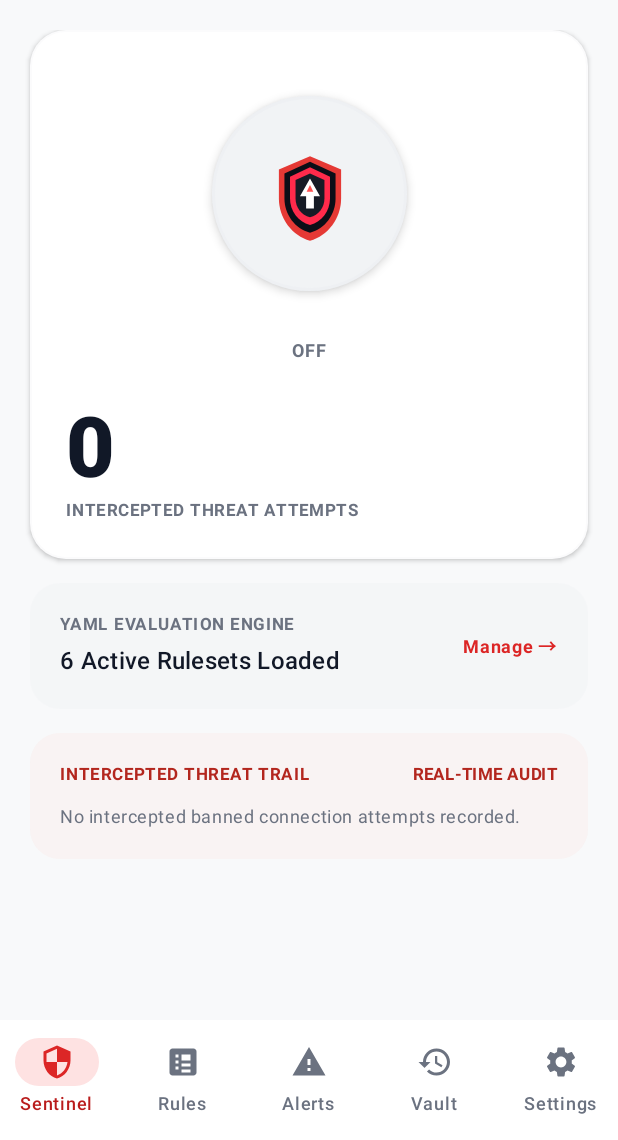
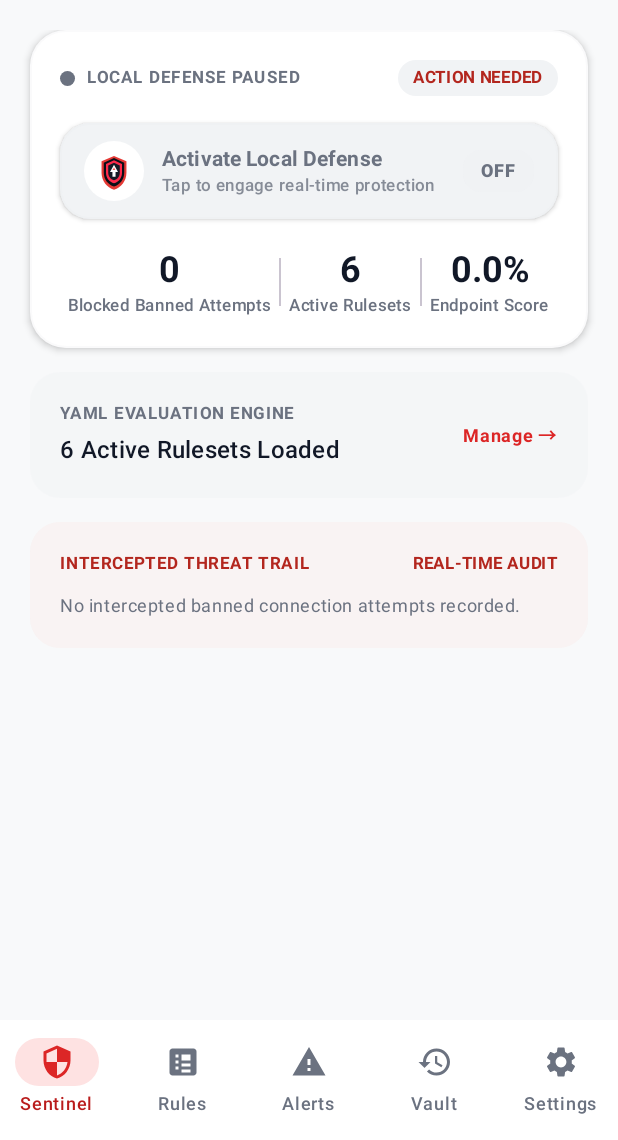
Before and after one commit to ctkqiang/NezhaEDRAndroid, an Android app built with Jetpack Compose: the screen it shows after launch (MainActivity), on a phone screen of 412 x 824 dp, the part 96-1236 px from its top. Run offline under Robolectric (Android 15) with nearby library versions, the phone set to English and light mode, and no system bars.

Commit message:
feat(ui): redesign Master Protection card to full-width tactile action toggle bar with integrated metrics grid

```diff
--- a/app/src/main/java/xin/ctkqiang/nezhaedr/ui/main/MainScreen.kt
+++ b/app/src/main/java/xin/ctkqiang/nezhaedr/ui/main/MainScreen.kt
@@ -936,6 +936,7 @@ fun MinimalistDashboardTab(
         AppleMasterStatusCard(
             isActive = uiState.isVpnActive,
             blockedAttemptsCount = uiState.blockedAttemptsCount,
+            activeRulesCount = uiState.rulePackage?.rules?.size ?: 0,
             onToggleVpn = onToggleVpn
         )
 
@@ -956,47 +957,94 @@ fun MinimalistDashboardTab(
 fun AppleMasterStatusCard(
     isActive: Boolean,
     blockedAttemptsCount: Int,
+    activeRulesCount: Int,
     onToggleVpn: () -> Unit
 ) {
     Card(
         shape = RoundedCornerShape(24.dp),
         colors = CardDefaults.cardColors(containerColor = MaterialTheme.colorScheme.surface),
-        border = BorderStroke(1.dp, MaterialTheme.colorScheme.outline.copy(alpha = 0.2f)),
-        elevation = CardDefaults.cardElevation(defaultElevation = 2.dp),
+        border = BorderStroke(1.dp, MaterialTheme.colorScheme.outline.copy(alpha = 0.25f)),
+        elevation = CardDefaults.cardElevation(defaultElevation = 3.dp),
         modifier = Modifier.fillMaxWidth()
     ) {
         Column(
-            modifier = Modifier.padding(24.dp),
-            horizontalAlignment = Alignment.CenterHorizontally
-        ) {
-            // Central Master Shield Power Button
+            modifier = Modifier.padding(20.dp),
+            verticalArrangement = Arrangement.spacedBy(18.dp)
+        ) {
+            // Header Row: Status Indicator + Security Index
+            Row(
+                modifier = Modifier.fillMaxWidth(),
+                horizontalArrangement = Arrangement.SpaceBetween,
+                verticalAlignment = Alignment.CenterVertically
+            ) {
+                Row(
+                    verticalAlignment = Alignment.CenterVertically,
+                    horizontalArrangement = Arrangement.spacedBy(8.dp)
+                ) {
+                    Surface(
+                        shape = CircleShape,
+                        color = if (isActive) MaterialTheme.colorScheme.primary else MaterialTheme.colorScheme.onSurfaceVariant,
+                        modifier = Modifier.size(10.dp)
+                    ) {}
+                    Text(
+                        text = if (isActive) stringResource(R.string.defense_engaged) else stringResource(R.string.defense_paused),
+                        style = MaterialTheme.typography.labelSmall,
+                        fontWeight = FontWeight.Bold,
+                        letterSpacing = 1.sp,
+                        color = if (isActive) MaterialTheme.colorScheme.primary else MaterialTheme.colorScheme.onSurfaceVariant
+                    )
+                }
+
+                Surface(
+                    shape = RoundedCornerShape(12.dp),
+                    color = if (isActive) MaterialTheme.colorScheme.primaryContainer else MaterialTheme.colorScheme.surfaceVariant
+                ) {
+                    Text(
+                        text = if (isActive) "98.4% OPTIMAL" else "ACTION NEEDED",
+                        style = MaterialTheme.typography.labelSmall,
+                        fontWeight = FontWeight.Bold,
+                        color = if (isActive) MaterialTheme.colorScheme.primary else MaterialTheme.colorScheme.error,
+                        modifier = Modifier.padding(horizontal = 10.dp, vertical = 4.dp)
+                    )
+                }
+            }
+
+            // Full-Width Tactile Hero Action Bar (Master Protection Button)
             MasterProtectionButton(
                 isActive = isActive,
                 onClick = onToggleVpn
             )
 
-            Spacer(modifier = Modifier.height(24.dp))
-
-            Column(
+            // Integrated 3-Column Metrics Dashboard Grid
+            Row(
                 modifier = Modifier.fillMaxWidth(),
-                horizontalAlignment = Alignment.Start
-            ) {
-                Text(
-                    text = "$blockedAttemptsCount",
-                    style = MaterialTheme.typography.displayLarge.copy(
-                        fontSize = 56.sp,
-                        lineHeight = 60.sp
-                    ),
-                    fontWeight = FontWeight.ExtraBold,
-                    color = if (blockedAttemptsCount > 0) MaterialTheme.colorScheme.error else MaterialTheme.colorScheme.onSurface
-                )
-
-                Text(
-                    text = stringResource(R.string.intercepted_attempts_label),
-                    style = MaterialTheme.typography.labelSmall,
-                    fontWeight = FontWeight.Bold,
-                    letterSpacing = 1.sp,
-                    color = MaterialTheme.colorScheme.onSurfaceVariant
+                horizontalArrangement = Arrangement.SpaceEvenly,
+                verticalAlignment = Alignment.CenterVertically
+            ) {
+                MetricColumn(
+                    label = stringResource(R.string.blocked_attempts_count),
+                    value = "$blockedAttemptsCount",
+                    isHighlight = blockedAttemptsCount > 0
+                )
+                Box(
+                    modifier = Modifier
+                        .height(32.dp)
+                        .width(1.dp)
+                        .background(MaterialTheme.colorScheme.outlineVariant)
+                )
+                MetricColumn(
+                    label = stringResource(R.string.active_rules_count),
+                    value = "$activeRulesCount"
+                )
+                Box(
+                    modifier = Modifier
+                        .height(32.dp)
+                        .width(1.dp)
+                        .background(MaterialTheme.colorScheme.outlineVariant)
+                )
+                MetricColumn(
+                    label = "Endpoint Score",
+                    value = if (isActive) "98.4%" else "0.0%"
                 )
             }
         }
@@ -1186,82 +1234,86 @@ fun MasterProtectionButton(
 ) {
     val haptic = LocalHapticFeedback.current
 
-    val transition = rememberInfiniteTransition(label = "PulseTransition")
-    val pulseScale by transition.animateFloat(
-        initialValue = 1.0f,
-        targetValue = 1.18f,
-        animationSpec = infiniteRepeatable(
-            animation = tween(1800, easing = FastOutSlowInEasing),
-            repeatMode = RepeatMode.Reverse
-        ),
-        label = "PulseScale"
-    )
-
     val activeColor = MaterialTheme.colorScheme.primary
-
-    val mainButtonColor by animateColorAsState(
+    val buttonBgColor by animateColorAsState(
         targetValue = if (isActive) activeColor else MaterialTheme.colorScheme.surfaceVariant,
         animationSpec = spring(stiffness = Spring.StiffnessMedium),
-        label = "ButtonColor"
-    )
-
-    Column(
-        horizontalAlignment = Alignment.CenterHorizontally,
-        verticalArrangement = Arrangement.spacedBy(12.dp)
-    ) {
-        Box(
-            contentAlignment = Alignment.Center,
-            modifier = Modifier.size(170.dp)
-        ) {
-            // Sonar Radar Outer Pulse Ring
-            if (isActive) {
-                Box(
-                    modifier = Modifier
-                        .size(160.dp)
-                        .scale(pulseScale)
-                        .clip(CircleShape)
-                        .background(activeColor.copy(alpha = 0.15f))
-                )
-                Box(
-                    modifier = Modifier
-                        .size(140.dp)
-                        .clip(CircleShape)
-                        .background(activeColor.copy(alpha = 0.25f))
-                )
-            }
-
-            // Central Elevated Shield Sphere Button
+        label = "ButtonBgColor"
+    )
+
+    val contentColor by animateColorAsState(
+        targetValue = if (isActive) MaterialTheme.colorScheme.onPrimary else MaterialTheme.colorScheme.onSurfaceVariant,
+        animationSpec = spring(stiffness = Spring.StiffnessMedium),
+        label = "ContentColor"
+    )
+
     Surface(
         onClick = {
             haptic.performHapticFeedback(HapticFeedbackType.LongPress)
             onClick()
         },
+        shape = RoundedCornerShape(20.dp),
+        color = buttonBgColor,
+        shadowElevation = if (isActive) 8.dp else 2.dp,
+        border = BorderStroke(1.dp, if (isActive) activeColor else MaterialTheme.colorScheme.outline.copy(alpha = 0.3f)),
+        modifier = Modifier
+            .fillMaxWidth()
+            .height(64.dp)
+    ) {
+        Row(
+            modifier = Modifier
+                .fillMaxSize()
+                .padding(horizontal = 16.dp),
+            verticalAlignment = Alignment.CenterVertically,
+            horizontalArrangement = Arrangement.SpaceBetween
+        ) {
+            Row(
+                verticalAlignment = Alignment.CenterVertically,
+                horizontalArrangement = Arrangement.spacedBy(12.dp)
+            ) {
+                Surface(
                     shape = CircleShape,
-                color = mainButtonColor,
-                shadowElevation = if (isActive) 12.dp else 4.dp,
-                border = BorderStroke(2.dp, if (isActive) activeColor else MaterialTheme.colorScheme.outline.copy(alpha = 0.4f)),
-                modifier = Modifier.size(130.dp)
-            ) {
-                Box(
-                    contentAlignment = Alignment.Center,
-                    modifier = Modifier.fillMaxSize()
-                ) {
+                    color = if (isActive) Color.White.copy(alpha = 0.2f) else MaterialTheme.colorScheme.surface,
+                    modifier = Modifier.size(40.dp)
+                ) {
+                    Box(contentAlignment = Alignment.Center) {
                         Icon(
                             painter = painterResource(id = R.drawable.ic_launcher_foreground),
-                        contentDescription = "Shield Master Button",
+                            contentDescription = "Master Shield Icon",
                             tint = Color.Unspecified,
-                        modifier = Modifier.size(80.dp)
-                    )
-                }
-            }
-        }
-
+                            modifier = Modifier.size(32.dp)
+                        )
+                    }
+                }
+
+                Column {
+                    Text(
+                        text = if (isActive) "NezhaCyberEDR Active" else "Activate Local Defense",
+                        style = MaterialTheme.typography.titleSmall,
+                        fontWeight = FontWeight.Bold,
+                        color = contentColor
+                    )
+                    Text(
+                        text = if (isActive) "Tap to pause local defense" else "Tap to engage real-time protection",
+                        style = MaterialTheme.typography.labelSmall,
+                        color = contentColor.copy(alpha = 0.8f)
+                    )
+                }
+            }
+
+            Surface(
+                shape = RoundedCornerShape(12.dp),
+                color = if (isActive) Color.White.copy(alpha = 0.25f) else MaterialTheme.colorScheme.outline.copy(alpha = 0.2f)
+            ) {
                 Text(
                     text = if (isActive) stringResource(R.string.switch_on) else stringResource(R.string.switch_off),
                     style = MaterialTheme.typography.labelMedium,
-            fontWeight = FontWeight.Bold,
-            color = if (isActive) activeColor else MaterialTheme.colorScheme.onSurfaceVariant
-        )
+                    fontWeight = FontWeight.ExtraBold,
+                    color = contentColor,
+                    modifier = Modifier.padding(horizontal = 12.dp, vertical = 6.dp)
+                )
+            }
+        }
     }
 }
 
```
Lines whose indentation alone changed are shown as unchanged.
